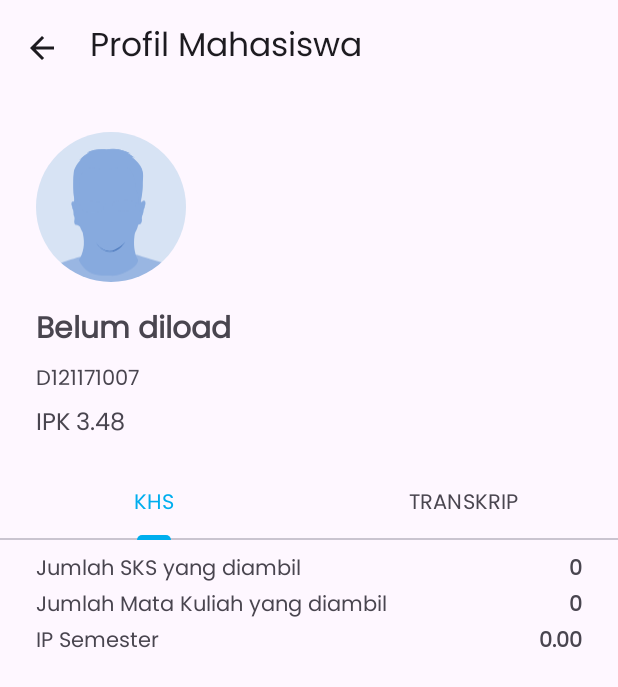
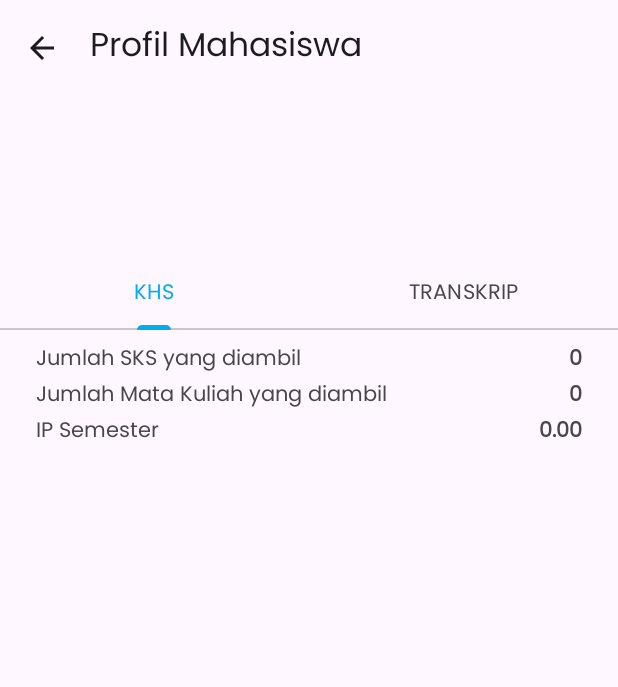
Before and after one commit to yysrll/MVVM-Monitoring-App, an Android app: the DetailActivity screen opened directly, with no data from a screen before it, on a phone screen of 412 x 824 dp. Shown: the top 687 px of the screen. Run offline under Robolectric (Android 15) with nearby library versions, the phone set to English and light mode, and no system bars; our stand-ins replace CircleImageView, Dagger/Hilt's generated code, Shimmer; 6 statements that could not run were skipped.

Commit message:
refactor: hide unused featured

```diff
--- a/app/src/main/java/com/yusril/mvvmmonitoring/core/presentation/StudentAdapter.kt
+++ b/app/src/main/java/com/yusril/mvvmmonitoring/core/presentation/StudentAdapter.kt
@@ -27,7 +27,7 @@ class StudentAdapter : RecyclerView.Adapter<StudentAdapter.RecyclerViewHolder>()
     class RecyclerViewHolder(private val binding: ItemRowStudentBinding) : RecyclerView.ViewHolder(binding.root) {
         fun bind(student: Student) {
             with(binding) {
-                rvRowPhoto.setImageResource(R.drawable.ic_generic_avatar)
+//                rvRowPhoto.setImageResource(R.drawable.ic_generic_avatar)
                 rvRowName.text = student.nim
                 rvRowNim.text = student.gpa
                 rvRowSks.text = "${student.sks} SKS"
--- a/app/src/main/java/com/yusril/mvvmmonitoring/ui/detail/DetailActivity.kt
+++ b/app/src/main/java/com/yusril/mvvmmonitoring/ui/detail/DetailActivity.kt
@@ -38,7 +38,7 @@ class DetailActivity : AppCompatActivity() {
         }
 
         student = intent.getParcelableExtra(EXTRA_STUDENT)!!
-        binding.detailStudentImage.setImageResource(R.drawable.ic_generic_avatar)
+//        binding.detailStudentImage.setImageResource(R.drawable.ic_generic_avatar)
         binding.detailStudentNim.text = student.nim
         binding.detailStudentGpa.text = student.gpa
 
--- a/app/src/main/res/layout/activity_detail.xml
+++ b/app/src/main/res/layout/activity_detail.xml
@@ -4,6 +4,7 @@
     xmlns:tools="http://schemas.android.com/tools"
     android:layout_width="match_parent"
     android:layout_height="match_parent"
+    android:layout_marginTop="16dp"
     tools:context=".ui.detail.DetailActivity">
 
     <LinearLayout
@@ -16,29 +17,28 @@
         app:layout_constraintLeft_toLeftOf="parent"
         >
 
-        <de.hdodenhof.circleimageview.CircleImageView
-            android:id="@+id/detail_student_image"
-            android:layout_width="100dp"
-            android:layout_height="100dp"
-            tools:src="@tools:sample/avatars"
-            android:layout_marginTop="24dp"
-            />
+<!--        <de.hdodenhof.circleimageview.CircleImageView-->
+<!--            android:id="@+id/detail_student_image"-->
+<!--            android:layout_width="100dp"-->
+<!--            android:layout_height="100dp"-->
+<!--            tools:src="@tools:sample/avatars"-->
+<!--            android:layout_marginTop="24dp"-->
+<!--            />-->
 
         <TextView
             android:id="@+id/detail_student_name"
             android:layout_width="wrap_content"
             android:layout_height="wrap_content"
-            android:text="Belum diload"
+            tools:text="Yusril"
             android:textStyle="bold"
             android:textSize="20sp"
-            android:layout_marginTop="16dp"
             />
 
         <TextView
             android:id="@+id/detail_student_nim"
             android:layout_width="wrap_content"
             android:layout_height="wrap_content"
-            android:text="D121171007"
+            tools:text="D121171007"
             android:layout_marginTop="4dp"
             />
 
@@ -46,7 +46,7 @@
             android:id="@+id/detail_student_gpa"
             android:layout_width="wrap_content"
             android:layout_height="wrap_content"
-            android:text="IPK 3.48"
+            tools:text="IPK 3.48"
             android:textSize="16sp"
             android:layout_marginTop="4dp"
             />
```
Also changed, not shown: app/src/main/res/layout/item_row_student.xml (+13 -13 lines).
